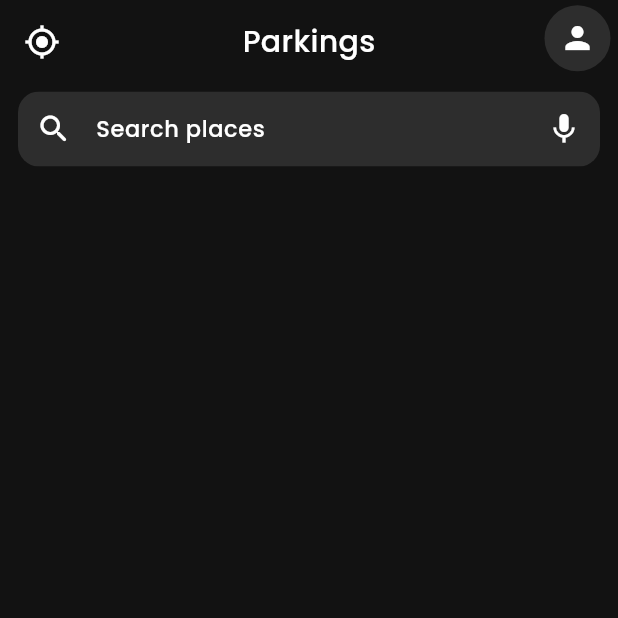
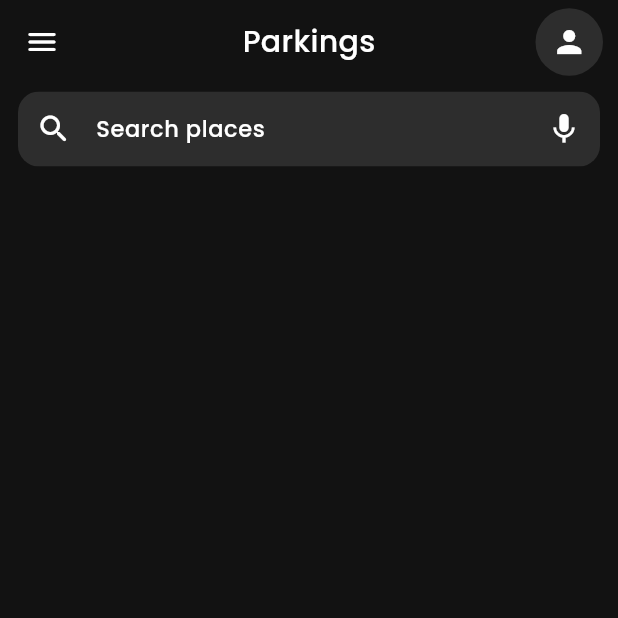
Before and after one commit to manoharacharyaa/intrencity, a Flutter app: the AuthPage screen opened directly, after a tap on "Signup", after a tap on "Signin with Google", on a phone screen of 412 x 824 dp, the top half of it. Run offline on Flutter 3.47's test engine with Material 3 defaults, Android fonts, the phone set to English and light mode, and no system bars; drawn by our look-alikes of figma_squircle; our stand-ins replace carousel_slider, cloud_firestore, country_picker, email_validator, firebase_auth, firebase_core and 6 more; missing offline and left inert: another_dashed_container; accounts and stored records are empty; network calls fail.

Commit message:
9.update users profile details

```diff
--- a/lib/home_page.dart
+++ b/lib/home_page.dart
@@ -1,8 +1,5 @@
 import 'package:flutter/material.dart';
-import 'package:intrencity_provider/constants/colors.dart';
-import 'package:intrencity_provider/pages/admin/admin_pannel.dart';
 import 'package:intrencity_provider/pages/user/my_bookings_page.dart';
-import 'package:intrencity_provider/pages/user/parking_slot_page.dart';
 import 'package:intrencity_provider/pages/user/post_space_page.dart';
 
 class HomePage extends StatefulWidget {
--- a/lib/main.dart
+++ b/lib/main.dart
@@ -52,8 +52,7 @@ class AuthChecker extends StatelessWidget {
   @override
   Widget build(BuildContext context) {
     return StreamBuilder<User?>(
-      stream:
-          FirebaseAuth.instance.authStateChanges(), // Listen to auth changes
+      stream: FirebaseAuth.instance.authStateChanges(),
       builder: (context, snapshot) {
         if (snapshot.hasData && snapshot.data != null) {
           return const HomePage();
--- a/lib/model/user_profile_model.dart
+++ b/lib/model/user_profile_model.dart
@@ -1,14 +1,12 @@
 class UserProfileModel {
   final String name;
   final String email;
-  final String password;
   final String phoneNumber;
   final String? profilePic;
 
   UserProfileModel({
     required this.name,
     required this.email,
-    required this.password,
     required this.phoneNumber,
     this.profilePic,
   });
@@ -17,7 +15,6 @@ class UserProfileModel {
     return {
       'name': name,
       'email': email,
-      'password': password,
       'phoneNumber': phoneNumber,
       'profilePic': profilePic,
     };
@@ -27,7 +24,6 @@ class UserProfileModel {
     return UserProfileModel(
       name: json['name'],
       email: json['email'],
-      password: json['password'],
       phoneNumber: json['phoneNumber'],
       profilePic: json['profilePic'],
     );
--- a/lib/pages/auth/auth_page.dart
+++ b/lib/pages/auth/auth_page.dart
@@ -12,6 +12,7 @@ class AuthPage extends StatelessWidget {
       length: 2,
       child: Scaffold(
         appBar: AppBar(
+          automaticallyImplyLeading: false,
           bottom: TabBar(
             dividerHeight: 0,
             enableFeedback: false,
--- a/lib/pages/user/booking_page.dart
+++ b/lib/pages/user/booking_page.dart
@@ -1,5 +1,4 @@
 import 'package:figma_squircle/figma_squircle.dart';
-import 'package:flutter/foundation.dart';
 import 'package:flutter/material.dart';
 import 'package:intrencity_provider/constants/colors.dart';
 import 'package:intrencity_provider/providers/booking_provider.dart';
--- a/lib/pages/user/my_bookings_page.dart
+++ b/lib/pages/user/my_bookings_page.dart
@@ -5,12 +5,10 @@ import 'package:firebase_auth/firebase_auth.dart';
 import 'package:flutter/material.dart';
 import 'package:intrencity_provider/constants/colors.dart';
 import 'package:intrencity_provider/model/parking_space_post_model.dart';
-import 'package:intrencity_provider/model/user_profile_model.dart';
 import 'package:intrencity_provider/pages/user/parking_space_details_page.dart';
 import 'package:intrencity_provider/pages/user/profile_page.dart';
-import 'package:intrencity_provider/providers/user_provider.dart';
+import 'package:intrencity_provider/widgets/profilepic_avatar.dart';
 import 'package:lottie/lottie.dart';
-import 'package:provider/provider.dart';
 import 'package:speech_to_text/speech_recognition_result.dart';
 import 'package:speech_to_text/speech_to_text.dart';
 
@@ -22,56 +20,10 @@ class MyBookingsPage extends StatefulWidget {
 }
 
 class _MyBookingsPageState extends State<MyBookingsPage> {
-  // @override
-  // void didChangeDependencies() {
-  //   super.didChangeDependencies();
-  //   context.read<UserProvider>();
-  // }
-
-  UserProfileModel? currentUser;
-  String currentUserName = '';
-  String currentUserEmail = '';
-  String currentUserPhone = '';
-  String currentUserProfilePic = '';
-
-  Future<UserProfileModel?> getCurrentUser() async {
-    try {
-      String uid = FirebaseAuth.instance.currentUser!.uid;
-      final docSnapshot =
-          await FirebaseFirestore.instance.collection('users').doc(uid).get();
-      if (docSnapshot.exists) {
-        return UserProfileModel.fromJson(docSnapshot.data()!);
-      } else {
-        return null;
-      }
-    } catch (e) {
-      print("Error fetching user profile: $e");
-      return null;
-    }
-  }
-
-  void currentUserInfo() async {
-    try {
-      currentUser = await getCurrentUser();
-      currentUserName = currentUser!.name;
-      currentUserEmail = currentUser!.email;
-      currentUserPhone = currentUser!.phoneNumber;
-      currentUserProfilePic = currentUser!.profilePic!;
-      setState(() {});
-    } catch (e) {
-      print(e);
-    }
-  }
-
-  @override
-  void initState() {
-    super.initState();
-    currentUserInfo();
-  }
-
   @override
   Widget build(BuildContext context) {
-    final profilePic = currentUserProfilePic;
+    String uid = FirebaseAuth.instance.currentUser!.uid;
+    String profilePic = '';
 
     return DefaultTabController(
       length: 2,
@@ -82,41 +34,55 @@ class _MyBookingsPageState extends State<MyBookingsPage> {
             style: Theme.of(context).textTheme.bodyMedium,
           ),
           leading: IconButton(
-            onPressed: () {},
-            icon: const Icon(Icons.gps_fixed),
+            onPressed: () {
+              Scaffold.of(context).openDrawer();
+            },
+            icon: const Icon(Icons.menu_rounded),
           ),
           actions: [
-            Padding(
-              padding: const EdgeInsets.fromLTRB(0, 0, 5, 5),
-              child: InkWell(
+            StreamBuilder(
+              stream: FirebaseFirestore.instance
+                  .collection('users')
+                  .doc(uid)
+                  .snapshots(),
+              builder: (context, snapshot) {
+                if (snapshot.hasData) {
+                  var userProfile =
+                      snapshot.data!.data() as Map<String, dynamic>;
+                  profilePic = userProfile['profilePic'] ?? '';
+                  if (profilePic.isNotEmpty) {
+                    return Padding(
+                      padding: const EdgeInsets.symmetric(horizontal: 10),
+                      child: ProfilePicAvatar(
+                        height: 45,
+                        width: 45,
+                        profilePic: profilePic,
                         onTap: () => Navigator.push(
                           context,
                           MaterialPageRoute(
                             builder: (context) => const ProfilePage(),
                           ),
                         ),
-                child: CircleAvatar(
-                  radius: 22,
-                  backgroundColor: textFieldGrey,
-                  child: profilePic.isNotEmpty
-                      ? Container(
+                      ),
+                    );
+                  }
+                }
+                return Padding(
+                  padding: const EdgeInsets.symmetric(horizontal: 10),
+                  child: ProfilePicAvatar(
                     height: 45,
                     width: 45,
-                          child: ClipRRect(
-                            borderRadius: BorderRadius.circular(50),
-                            child: Image.network(
-                              profilePic,
-                              fit: BoxFit.cover,
-                            ),
-                          ),
-                        )
-                      : const Icon(
-                          Icons.person,
-                          color: Colors.white,
+                    profilePic: profilePic,
+                    onTap: () => Navigator.push(
+                      context,
+                      MaterialPageRoute(
+                        builder: (context) => const ProfilePage(),
                       ),
                     ),
                   ),
-            ),
+                );
+              },
+            )
           ],
         ),
         body: const Reservation(),
--- a/lib/providers/auth_provider.dart
+++ b/lib/providers/auth_provider.dart
@@ -32,7 +32,6 @@ class AuthenticationProvider extends ChangeNotifier {
     UserProfileModel userProfile = UserProfileModel(
       name: name,
       email: email,
-      password: password,
       phoneNumber: phoneNumber,
     );
     await FirebaseFirestore.instance
--- /dev/null
+++ b/lib/widgets/profilepic_avatar.dart
@@ -0,0 +1,46 @@
+import 'package:flutter/material.dart';
+import 'package:intrencity_provider/constants/colors.dart';
+
+class ProfilePicAvatar extends StatelessWidget {
+  const ProfilePicAvatar({
+    super.key,
+    this.onTap,
+    this.height,
+    this.width,
+    required this.profilePic,
+  });
+
+  final String profilePic;
+  final void Function()? onTap;
+  final double? height;
+  final double? width;
+
+  @override
+  Widget build(BuildContext context) {
+    return InkWell(
+      onTap: onTap,
+      child: SizedBox(
+        height: height ?? 45,
+        width: width ?? 45,
+        child: profilePic.isNotEmpty
+            ? ClipRRect(
+                borderRadius: BorderRadius.circular(100),
+                child: Image.network(
+                  profilePic,
+                  fit: BoxFit.cover,
+                ),
+              )
+            : CircleAvatar(
+                radius: height != null
+                    ? height! / 2
+                    : 22.5, // Make sure the size is consistent
+                backgroundColor: textFieldGrey,
+                child: const Icon(
+                  Icons.person,
+                  color: Colors.white,
+                ),
+              ),
+      ),
+    );
+  }
+}
```
Also changed, not shown: lib/pages/user/parking_slot_page.dart (+0 -19 lines), lib/pages/user/post_space_page.dart (+9 -66 lines), lib/pages/user/profile_page.dart (+91 -34 lines), lib/widgets/dilogue_widget.dart (added, +68 -0 lines). Lines whose indentation alone changed are shown as unchanged.
